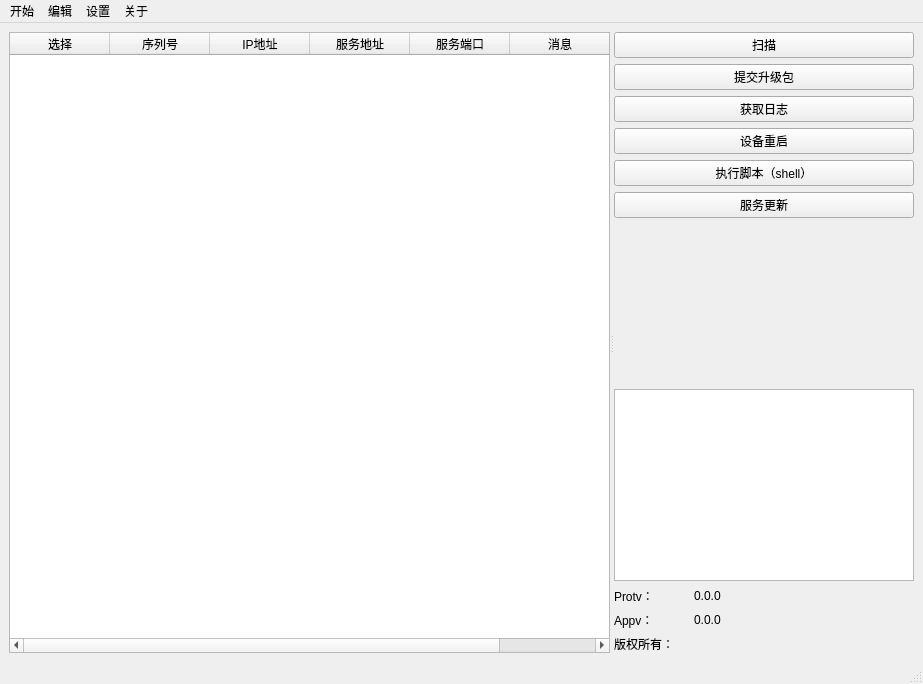
Old version of the form WinTools/mainwindow.ui in the repository truelv/qt_obj.
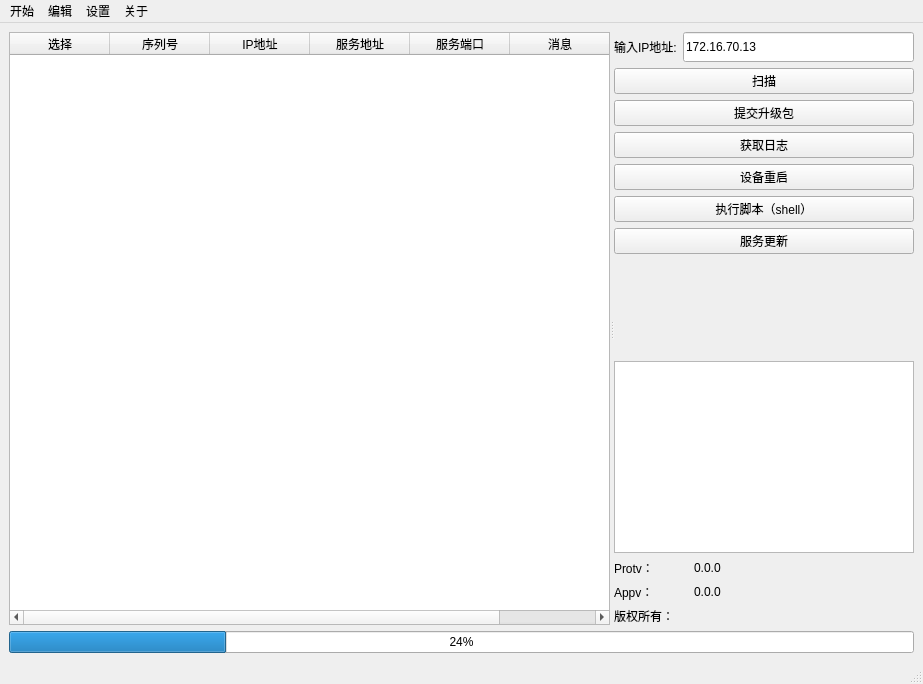
New version of the form.

What changed in the file:
```diff
--- a/WinTools/mainwindow.ui
+++ b/WinTools/mainwindow.ui
@@ -108,6 +108,42 @@
         </size>
        </property>
        <layout class="QVBoxLayout" name="verticalLayout_2">
+        <item>
+         <layout class="QHBoxLayout" name="horizontalLayout_3">
+          <property name="topMargin">
+           <number>0</number>
+          </property>
+          <item>
+           <widget class="QLabel" name="label_4">
+            <property name="text">
+             <string>输入IP地址:</string>
+            </property>
+           </widget>
+          </item>
+          <item>
+           <widget class="QLineEdit" name="if_ip">
+            <property name="minimumSize">
+             <size>
+              <width>0</width>
+              <height>30</height>
+             </size>
+            </property>
+            <property name="whatsThis">
+             <string>有多网卡请指定IP</string>
+            </property>
+            <property name="inputMask">
+             <string/>
+            </property>
+            <property name="text">
+             <string>172.16.70.13</string>
+            </property>
+            <property name="placeholderText">
+             <string>有多网卡请指定IP</string>
+            </property>
+           </widget>
+          </item>
+         </layout>
+        </item>
         <item>
          <widget class="QPushButton" name="scanButton">
           <property name="text">
@@ -233,6 +269,13 @@
       </widget>
      </widget>
     </item>
+    <item>
+     <widget class="QProgressBar" name="progress_status">
+      <property name="value">
+       <number>24</number>
+      </property>
+     </widget>
+    </item>
    </layout>
   </widget>
   <widget class="QMenuBar" name="menubar">
```
Left out of the diff: 3 changed lines with no effect on the pictures.
